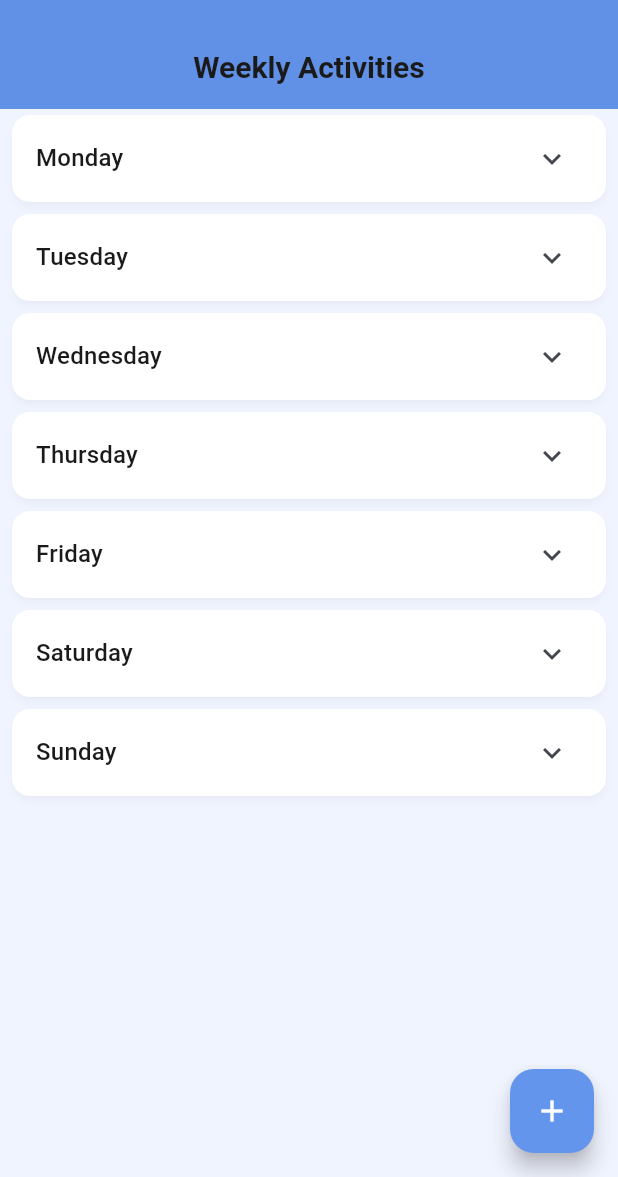
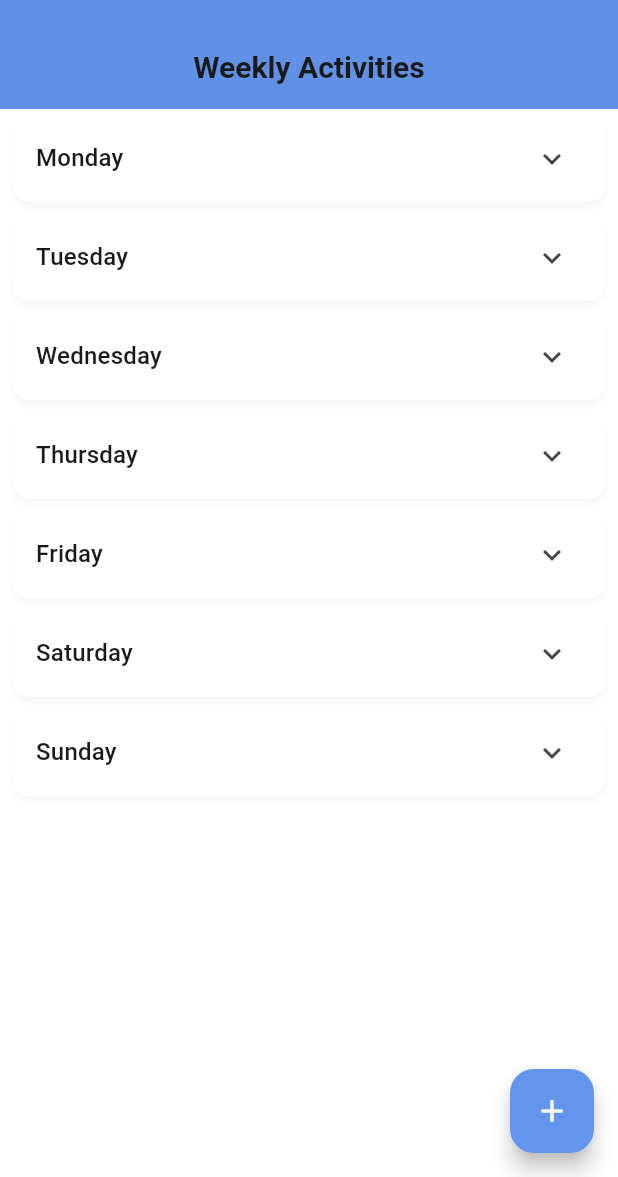
Before and after one commit to jakvbm1/week_organizer, a Flutter app: the screen it shows after launch, on a phone screen of 412 x 824 dp, the part 59-1236 px from its top. Run offline on Flutter 3.47's test engine with Material 3 defaults, Android fonts, the phone set to English and light mode, and no system bars; our stand-ins replace floor, get_it, shared_preferences, sqflite; accounts and stored records are empty; generated files the repository leaves out were written again.

Commit message:
added delete functionality for activities, slight design improvement

```diff
--- a/lib/main.dart
+++ b/lib/main.dart
@@ -18,7 +18,7 @@ class MyApp extends StatelessWidget {
     return MaterialApp(
       title: 'Flutter Demo',
       theme: cornflowerBlueTheme,
-      home:  Mainpage()
+      home:  const Mainpage()
     );
   }
 }
--- a/lib/view/activitiesPage.dart
+++ b/lib/view/activitiesPage.dart
@@ -7,7 +7,7 @@ import 'package:week_organizer/viewmodel/activity_view_model.dart';
 class ActivityPage extends StatelessWidget {
   final ActivityRepository repository;
 
-  const ActivityPage({Key? key, required this.repository}) : super(key: key);
+  const ActivityPage({super.key, required this.repository});
 
   @override
   Widget build(BuildContext context) {
@@ -23,7 +23,7 @@ class ActivityPage extends StatelessWidget {
 }
 
 class _ActivityPageBody extends StatelessWidget {
-  const _ActivityPageBody({Key? key}) : super(key: key);
+  const _ActivityPageBody({super.key});
 
   void _showAddActivityDialog(BuildContext context) {
     final theme = Theme.of(context);
@@ -96,7 +96,7 @@ class _ActivityPageBody extends StatelessWidget {
         final grouped = vm.groupedActivities;
 
         return Scaffold(
-          backgroundColor: theme.colorScheme.background,
+          backgroundColor: theme.colorScheme.surface,
           appBar: AppBar(
             title: Text("Weekly Activities", style: theme.textTheme.titleLarge),
             backgroundColor: theme.colorScheme.primary,
@@ -117,8 +117,8 @@ class _ActivityPageBody extends StatelessWidget {
                     vm.toggleExpanded(day, val);
                   },
                   title: Text(vm.weekdayToString(day), style: theme.textTheme.titleMedium),
-                  children: activities.isEmpty
-                      ? [
+                  children: activities.isEmpty?
+                  [
                           Padding(
                             padding: const EdgeInsets.all(8.0),
                             child: Text("No activities", style: theme.textTheme.bodyMedium),
@@ -126,12 +126,16 @@ class _ActivityPageBody extends StatelessWidget {
                         ]
                       : activities.map((activity) {
                           return ListTile(
+
                             title: Text(activity.name, style: theme.textTheme.bodyLarge),
                             subtitle: activity.description != null
                                 ? Text(activity.description!, style: theme.textTheme.bodyMedium)
                                 : null,
-                            trailing: activity.status == Status.UNFINISHED
-                                ? ElevatedButton(
+                            trailing: activity.status == Status.UNFINISHED || activity.status == Status.TRANSFERED
+                              ? Row(
+                                  mainAxisSize: MainAxisSize.min,
+                                  children: [
+                                    ElevatedButton(
                                       onPressed: () async {
                                         await vm.markActivityCompleted(activity);
                                       },
@@ -140,7 +144,18 @@ class _ActivityPageBody extends StatelessWidget {
                                         foregroundColor: theme.colorScheme.onPrimary,
                                       ),
                                       child: const Text("Mark Done"),
+                                    ),
+                                    const SizedBox(width: 8),
+                                    IconButton(
+                                      onPressed: () async {
+                                        await vm.deleteActivity(activity);
+                                        vm.loadActivities();
+                                      },
+                                      icon: Icon(Icons.delete, color: theme.colorScheme.error),
+                                    ),
+                                  ],
                                 )
+
                                 : Chip(
                                     label: Text(activity.status.name),
                                     backgroundColor: vm.statusColor(activity.status, context),
--- a/lib/view/archivePage.dart
+++ b/lib/view/archivePage.dart
@@ -13,11 +13,11 @@ class ArchivePage extends StatefulWidget {
   final RecurringActivityRepository recurringActivityRepository;
 
   const ArchivePage({
-    Key? key,
+    super.key,
     required this.archiveRepository,
     required this.activityRepository,
     required this.recurringActivityRepository,
-  }) : super(key: key);
+  });
 
   @override
   State<ArchivePage> createState() => _ArchivePageState();
@@ -62,7 +62,7 @@ class _ArchivePageState extends State<ArchivePage> {
           }
 
           return Scaffold(
-            backgroundColor: theme.colorScheme.background,
+            backgroundColor: theme.colorScheme.surface,
             appBar: AppBar(
               title: Text("Archive", style: theme.textTheme.titleLarge),
               backgroundColor: theme.colorScheme.primary,
--- a/lib/view/mainPage.dart
+++ b/lib/view/mainPage.dart
@@ -1,5 +1,4 @@
 import 'package:flutter/material.dart';
-import 'package:provider/provider.dart';
 import 'package:week_organizer/model/repositories/activity_repository.dart';
 import 'package:week_organizer/model/repositories/archive_repository.dart';
 import 'package:week_organizer/model/repositories/reccuring_activity_repository.dart';
@@ -95,9 +94,15 @@ class _MainpageState extends State<Mainpage> {
         child: ListView(
           padding: EdgeInsets.zero,
           children: [
-            const DrawerHeader(
-              decoration: BoxDecoration(color: Colors.blue),
-              child: Text('Drawer Header'),
+            DrawerHeader(
+              decoration: BoxDecoration(color: Theme.of(context).colorScheme.secondary),
+              //child: const Text('Tab selection'),
+              child: const OverflowBox
+              (
+                maxHeight: double.infinity,
+                maxWidth: double.infinity,
+                alignment: Alignment.bottomCenter,
+                child: Image(image: AssetImage('assets/sprite.png'), height: 60, fit: BoxFit.contain,)),
             ),
             ListTile(
               title: const Text('Daily activities'),
--- a/lib/view/reccurringPage.dart
+++ b/lib/view/reccurringPage.dart
@@ -8,7 +8,7 @@ import 'package:week_organizer/viewmodel/reccurring_activity_view_model.dart';
 class ReccurringPage extends StatelessWidget {
   final RecurringActivityRepository repository;
 
-  const ReccurringPage({Key? key, required this.repository}) : super(key: key);
+  const ReccurringPage({super.key, required this.repository});
 
   @override
   Widget build(BuildContext context) {
@@ -20,7 +20,7 @@ class ReccurringPage extends StatelessWidget {
 }
 
 class RecurringActivityView extends StatefulWidget {
-  const RecurringActivityView({Key? key}) : super(key: key);
+  const RecurringActivityView({super.key});
 
   @override
   State<RecurringActivityView> createState() => _RecurringActivityViewState();
@@ -75,7 +75,6 @@ class _RecurringActivityViewState extends State<RecurringActivityView> {
               final hours = int.tryParse(suggestedHoursController.text.trim());
 
               if (name.isNotEmpty && hours != null) {
-                // ID 0 or null, DB should generate ID
                 final newActivity = RecurringActivity(null, name, description.isEmpty ? null : description, hours, 0);
                 await vm.addActivity(newActivity);
                 Navigator.of(context).pop();
--- a/lib/viewmodel/activity_view_model.dart
+++ b/lib/viewmodel/activity_view_model.dart
@@ -71,6 +71,12 @@ class ActivityViewModel extends ChangeNotifier {
     notifyListeners();
   }
 
+  Future<void> deleteActivity(Activity activity) async
+  {
+    await _repository.deleteActivity(activity);
+    notifyListeners();
+  }
+
   Future<void> markActivityCompleted(Activity activity) async {
     activity.status = Status.COMPLETED;
     await _repository.updateActivity(activity);
--- a/pubspec.yaml
+++ b/pubspec.yaml
@@ -16,7 +16,7 @@ publish_to: 'none' # Remove this line if you wish to publish to pub.dev
 # https://developer.apple.com/library/archive/documentation/General/Reference/InfoPlistKeyReference/Articles/CoreFoundationKeys.html
 # In Windows, build-name is used as the major, minor, and patch parts
 # of the product and file versions while build-number is used as the build suffix.
-version: 1.0.0+1
+version: 1.0.1+1
 
 environment:
   sdk: ^3.5.4
@@ -66,7 +66,8 @@ flutter:
   uses-material-design: true
 
   # To add assets to your application, add an assets section, like this:
-  # assets:
+  assets:
+      - assets/sprite.png
   #   - images/a_dot_burr.jpeg
   #   - images/a_dot_ham.jpeg
 
```
Also changed, not shown: assets/sprite.png (added). Lines whose indentation alone changed are shown as unchanged.
